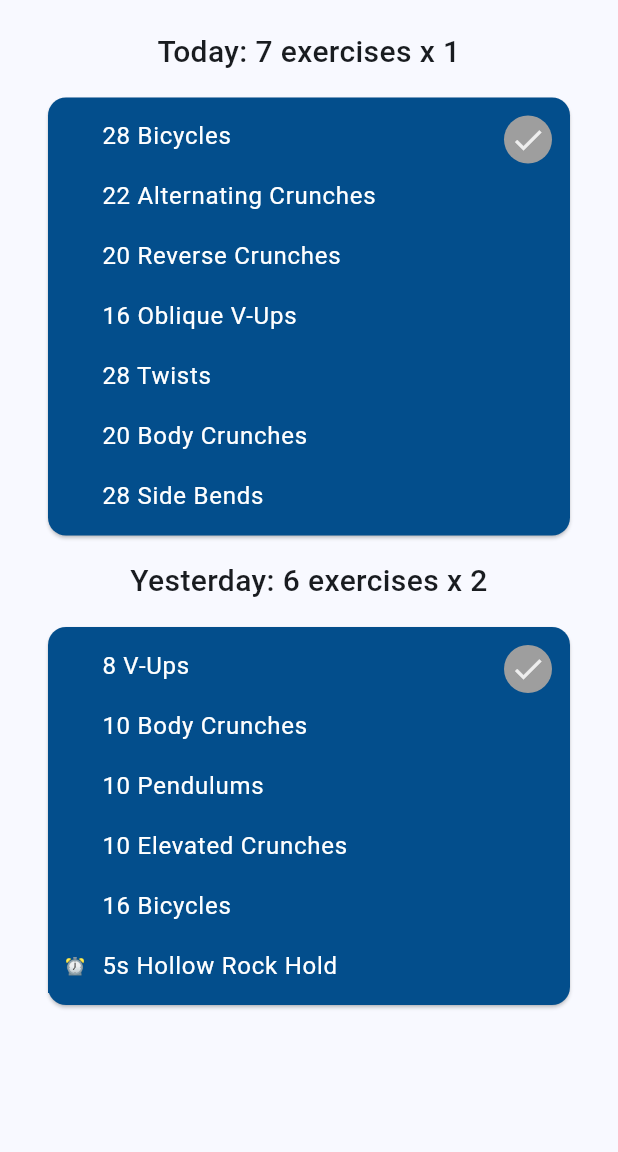
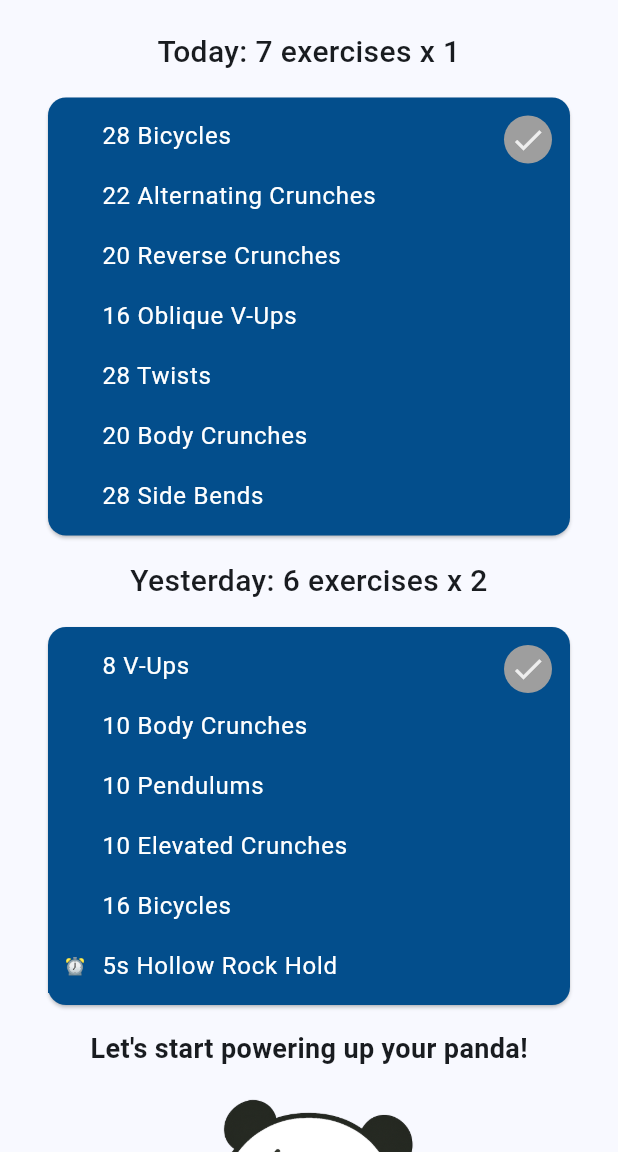
Before and after one commit to AMWen/pandacore, a Flutter app: the screen it shows after launch, on a phone screen of 412 x 824 dp, the part 84-1236 px from its top. Run offline on Flutter 3.47's test engine with Material 3 defaults, Android fonts, the phone set to English and light mode, and no system bars; our stand-ins replace audioplayers, csv, file_picker, percent_indicator, shared_preferences, sqflite and 1 more; accounts and stored records are empty.

Commit message:
update panda streak and add to home page

```diff
--- /dev/null
+++ b/lib/data/widgets/panda_streak_widget.dart
@@ -0,0 +1,122 @@
+import 'package:flutter/material.dart';
+import '../constants.dart';
+import '../services/localdb_service.dart';
+
+class PandaStreakWidget extends StatefulWidget {
+  const PandaStreakWidget({super.key});
+
+  @override
+  State<PandaStreakWidget> createState() => PandaStreakWidgetState();
+}
+
+class PandaStreakWidgetState extends State<PandaStreakWidget> {
+  int _streak = 0;
+  bool _todayCompleted = false;
+  bool _isLoading = true;
+
+  @override
+  void initState() {
+    super.initState();
+    _loadStreak();
+  }
+
+  void _loadStreak() async {
+    final dates = await LocalDB.getLoggedDates();
+    final result = _calculateStreak(dates);
+
+    setState(() {
+      _streak = result.streak;
+      _todayCompleted = result.todayCompleted;
+      _isLoading = false;
+    });
+  }
+
+  ({int streak, bool todayCompleted}) _calculateStreak(List<DateTime> dates) {
+    if (dates.isEmpty) return (streak: 0, todayCompleted: false);
+
+    final dateSet = dates.map((d) => DateTime(d.year, d.month, d.day)).toSet();
+
+    int streak = 0;
+    DateTime current = DateTime.now();
+    bool todayCompleted = false;
+
+    if (dateSet.contains(DateTime(current.year, current.month, current.day))) {
+      streak++;
+      todayCompleted = true;
+    }
+    current = current.subtract(Duration(days: 1));
+
+    while (dateSet.contains(DateTime(current.year, current.month, current.day))) {
+      streak++;
+      current = current.subtract(Duration(days: 1));
+    }
+
+    return (streak: streak, todayCompleted: todayCompleted);
+  }
+
+  // Public method to allow parent widgets to refresh the streak
+  void refresh() {
+    _loadStreak();
+  }
+
+  @override
+  Widget build(BuildContext context) {
+    if (_isLoading) {
+      return SizedBox.shrink();
+    }
+
+    if (_streak == 0) {
+      return Column(
+        children: [
+          SizedBox(height: 16),
+          Text("Let's start powering up your panda!", style: TextStyles.mediumText),
+          Image.asset('assets/images/sad_baby_panda.png', width: pandaWidth),
+        ],
+      );
+    }
+
+    if (_streak > 0 && _streak < 3) {
+      return Column(
+        children: [
+          SizedBox(height: 16),
+          Text(
+            _todayCompleted
+                ? (_streak == 1 ? '1 day completed! Way to go!' : '🔥 $_streak day streak!')
+                : 'Keep going! Extend your streak to ${_streak + 1} days!',
+            style: TextStyles.mediumText,
+          ),
+          Image.asset('assets/images/baby_panda.png', width: pandaWidth),
+        ],
+      );
+    }
+
+    if (_streak >= 3 && _streak < 7) {
+      return Column(
+        children: [
+          SizedBox(height: 16),
+          Text(
+            _todayCompleted
+                ? "You're a beast! 🔥 $_streak day streak"
+                : 'Keep going! Extend your streak to ${_streak + 1} days!',
+            style: TextStyles.mediumText,
+          ),
+          Image.asset('assets/images/strong_panda.png', width: pandaWidth),
+        ],
+      );
+    }
+
+    // _streak >= 7
+    return Column(
+      children: [
+        SizedBox(height: 16),
+        Text(
+          _todayCompleted
+              ? "You're unstoppable! 🔥💪 $_streak day streak!"
+              : 'Keep the momentum! Extend your streak to ${_streak + 1} days!',
+          style: TextStyles.mediumText,
+        ),
+        Image.asset('assets/images/super_strong_panda.png', width: pandaWidth),
+      ],
+    );
+  }
+}
--- a/lib/screens/home_screen.dart
+++ b/lib/screens/home_screen.dart
@@ -8,6 +8,7 @@ import '../data/models/exercise_model.dart';
 import '../data/services/localdb_service.dart';
 import '../data/services/workout_generator.dart';
 import '../data/widgets/workoutcard_widget.dart';
+import '../data/widgets/panda_streak_widget.dart';
 import 'history_screen.dart';
 
 class HomeScreen extends StatefulWidget {
@@ -28,6 +29,7 @@ class _HomeScreenState extends State<HomeScreen> {
   int? prevSeed;
   late int todaySeed;
   late int yesterdaySeed;
+  final GlobalKey<PandaStreakWidgetState> _pandaStreakKey = GlobalKey();
 
   @override
   void initState() {
@@ -164,12 +166,14 @@ class _HomeScreenState extends State<HomeScreen> {
     if (!isCompleted) {
       await LocalDB.insertLog(routine, formattedDate);
       updateState(true);
+      _pandaStreakKey.currentState?.refresh();
       if (context.mounted) {
         showErrorSnackbar(context, 'Workout completed! Great job 💪');
       }
     } else {
       await LocalDB.delete(date);
       updateState(false);
+      _pandaStreakKey.currentState?.refresh();
       if (context.mounted) {
         showErrorSnackbar(context, 'Workout incomplete. 😭');
       }
@@ -217,7 +221,8 @@ class _HomeScreenState extends State<HomeScreen> {
           SizedBox(width: 10),
         ],
       ),
-      body: Padding(
+      body: SingleChildScrollView(
+        child: Padding(
           padding: const EdgeInsets.all(20),
           child: Column(
             children: [
@@ -267,7 +272,11 @@ class _HomeScreenState extends State<HomeScreen> {
                 },
                 onLaunchUrl: _launchUrl,
               ),
+
+              // Panda Streak Widget
+              PandaStreakWidget(key: _pandaStreakKey),
             ],
+          ),
         ),
       ),
     );
```
Also changed, not shown: lib/screens/history_screen.dart (+2 -54 lines), assets/images/super_strong_panda.png (added). Lines whose indentation alone changed are shown as unchanged.
